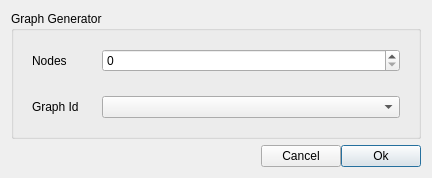
First picture: the form in src/gui/forms/graphgendlg.ui, repository evoplex/evoplex, before the edit.
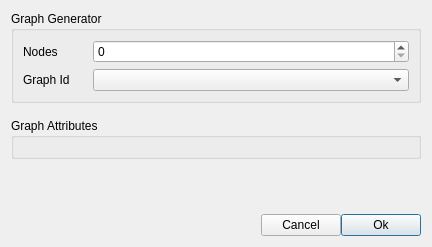
Second picture: the form after the edit.

Commit message: GraphGenDlg - using QGroupBox with form layout

```diff
--- a/src/gui/forms/graphgendlg.ui
+++ b/src/gui/forms/graphgendlg.ui
@@ -7,7 +7,7 @@
     <x>0</x>
     <y>0</y>
     <width>448</width>
-    <height>520</height>
+    <height>245</height>
    </rect>
   </property>
   <property name="sizePolicy">
@@ -17,28 +17,25 @@
    </sizepolicy>
   </property>
   <layout class="QVBoxLayout" name="verticalLayout">
+   <property name="spacing">
+    <number>15</number>
+   </property>
    <property name="sizeConstraint">
     <enum>QLayout::SetFixedSize</enum>
    </property>
    <item>
     <widget class="QGroupBox" name="groupBox">
+     <property name="sizePolicy">
+      <sizepolicy hsizetype="MinimumExpanding" vsizetype="MinimumExpanding">
+       <horstretch>0</horstretch>
+       <verstretch>0</verstretch>
+      </sizepolicy>
+     </property>
      <property name="title">
       <string>Graph Generator</string>
      </property>
-     <layout class="QVBoxLayout" name="verticalLayout_2">
-      <item>
-       <widget class="QWidget" name="wNumAttrs" native="true">
-        <property name="sizePolicy">
-         <sizepolicy hsizetype="Preferred" vsizetype="Preferred">
-          <horstretch>0</horstretch>
-          <verstretch>0</verstretch>
-         </sizepolicy>
-        </property>
-        <layout class="QHBoxLayout" name="horizontalLayout_3">
-         <property name="spacing">
-          <number>8</number>
-         </property>
-         <item>
+     <layout class="QFormLayout" name="formLayout_2">
+      <item row="0" column="0">
           <widget class="QLabel" name="lNodes">
            <property name="sizePolicy">
             <sizepolicy hsizetype="Fixed" vsizetype="Preferred">
@@ -51,7 +48,7 @@
            </property>
           </widget>
          </item>
-         <item>
+      <item row="0" column="1">
           <widget class="QSpinBox" name="numNodes">
            <property name="minimum">
             <number>0</number>
@@ -61,22 +58,10 @@
            </property>
           </widget>
          </item>
-        </layout>
-       </widget>
-      </item>
-      <item>
-       <widget class="QWidget" name="wData" native="true">
-        <property name="sizePolicy">
-         <sizepolicy hsizetype="Preferred" vsizetype="Preferred">
-          <horstretch>0</horstretch>
-          <verstretch>0</verstretch>
-         </sizepolicy>
-        </property>
-        <layout class="QGridLayout" name="gridLayout">
-         <item row="0" column="1">
+      <item row="1" column="1">
           <widget class="QComboBox" name="graphId"/>
          </item>
-         <item row="0" column="0">
+      <item row="1" column="0">
           <widget class="QLabel" name="lgraphId">
            <property name="sizePolicy">
             <sizepolicy hsizetype="Fixed" vsizetype="Preferred">
@@ -92,11 +77,26 @@
         </layout>
        </widget>
       </item>
-     </layout>
+   <item>
+    <widget class="QGroupBox" name="attrForm">
+     <property name="title">
+      <string>Graph Attributes</string>
+     </property>
+     <layout class="QFormLayout" name="formLayout"/>
     </widget>
    </item>
    <item>
-    <layout class="QFormLayout" name="attrForm"/>
+    <spacer name="verticalSpacer">
+     <property name="orientation">
+      <enum>Qt::Vertical</enum>
+     </property>
+     <property name="sizeHint" stdset="0">
+      <size>
+       <width>20</width>
+       <height>40</height>
+      </size>
+     </property>
+    </spacer>
    </item>
    <item>
     <layout class="QHBoxLayout" name="horizontalLayout">
```
Lines whose indentation alone changed are shown as unchanged. The commit also changes 1 other file.
